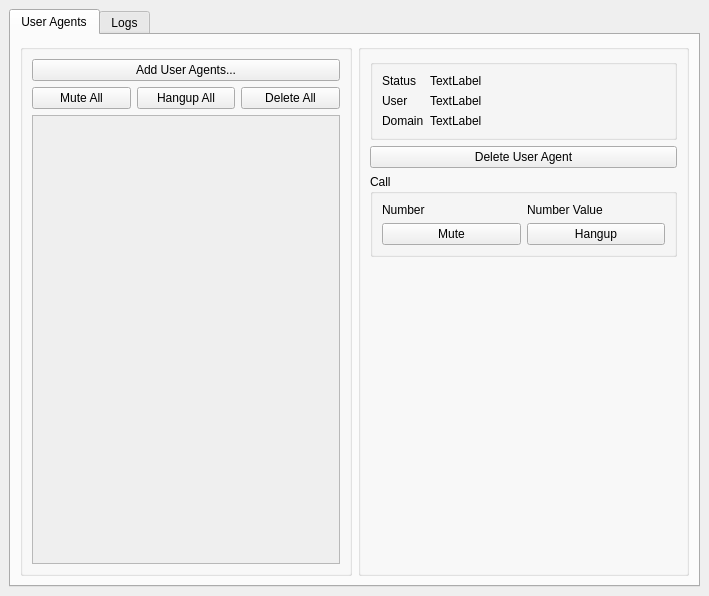
glebzlat/multisip, file ui/main_window.ui: the form before one commit.
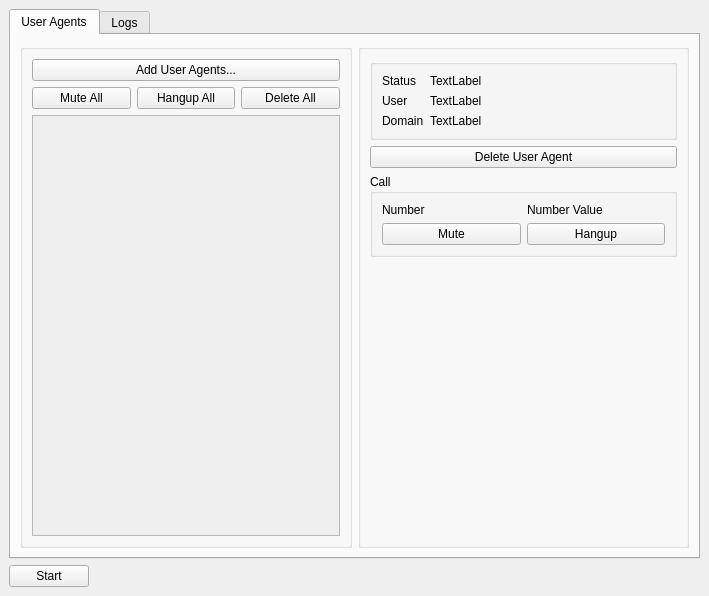
The form after the commit. The open tabs and pages were chosen to show the change.

Commit message: feat!: add Start-Stop button

```diff
--- a/ui/main_window.ui
+++ b/ui/main_window.ui
@@ -14,8 +14,8 @@
    <string>MainWindow</string>
   </property>
   <widget class="QWidget" name="centralwidget">
-   <layout class="QGridLayout" name="gridLayout">
-    <item row="0" column="0">
+   <layout class="QVBoxLayout" name="verticalLayout_4">
+    <item>
      <widget class="QTabWidget" name="tabWidget">
       <property name="currentIndex">
        <number>1</number>
@@ -79,7 +79,7 @@
                 <x>0</x>
                 <y>0</y>
                 <width>306</width>
-                <height>453</height>
+                <height>425</height>
                </rect>
               </property>
               <layout class="QVBoxLayout" name="verticalLayout_3"/>
@@ -348,6 +348,30 @@
       </widget>
      </widget>
     </item>
+    <item>
+     <layout class="QHBoxLayout" name="horizontalLayout_6">
+      <item>
+       <widget class="QPushButton" name="startStopButton">
+        <property name="text">
+         <string>Start</string>
+        </property>
+       </widget>
+      </item>
+      <item>
+       <spacer name="horizontalSpacer_2">
+        <property name="orientation">
+         <enum>Qt::Orientation::Horizontal</enum>
+        </property>
+        <property name="sizeHint" stdset="0">
+         <size>
+          <width>40</width>
+          <height>20</height>
+         </size>
+        </property>
+       </spacer>
+      </item>
+     </layout>
+    </item>
    </layout>
   </widget>
  </widget>
```
Left out of the diff: 2 changed lines with no effect on the pictures. The commit also changes 4 other files.
